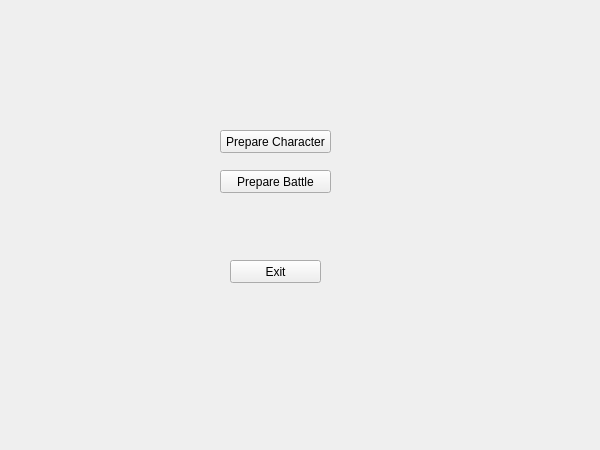
Above: GCS-GUI/mainwindow.ui from PajTajster/GCS-GUI before the change. Below: the same form after it.
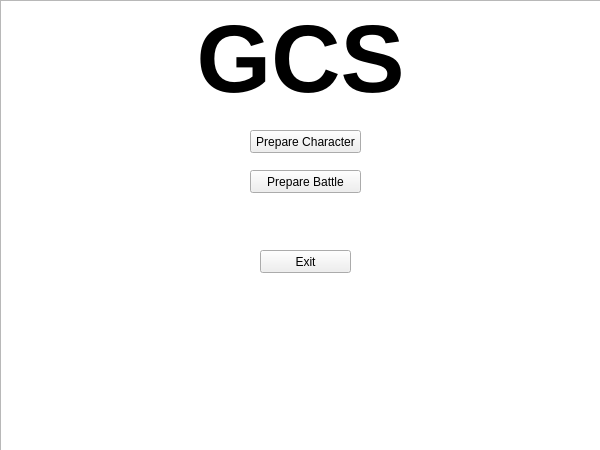
That is the form after the change. The open tabs and pages were chosen to show the change.

What changed in the file:
```diff
--- a/GCS-GUI/mainwindow.ui
+++ b/GCS-GUI/mainwindow.ui
@@ -42,7 +42,7 @@
      <widget class="QPushButton" name="prepareCharacterButton">
       <property name="geometry">
        <rect>
-        <x>220</x>
+        <x>250</x>
         <y>130</y>
         <width>111</width>
         <height>23</height>
@@ -55,8 +55,8 @@
      <widget class="QPushButton" name="exitButton">
       <property name="geometry">
        <rect>
-        <x>230</x>
-        <y>260</y>
+        <x>260</x>
+        <y>250</y>
         <width>91</width>
         <height>23</height>
        </rect>
@@ -68,7 +68,7 @@
      <widget class="QPushButton" name="prepareBattleButton">
       <property name="geometry">
        <rect>
-        <x>220</x>
+        <x>250</x>
         <y>170</y>
         <width>111</width>
         <height>23</height>
@@ -78,6 +78,30 @@
        <string>Prepare Battle</string>
       </property>
      </widget>
+     <widget class="QTextEdit" name="textEdit_2">
+      <property name="geometry">
+       <rect>
+        <x>0</x>
+        <y>0</y>
+        <width>601</width>
+        <height>451</height>
+       </rect>
+      </property>
+      <property name="html">
+       <string>&lt;!DOCTYPE HTML PUBLIC &quot;-//W3C//DTD HTML 4.0//EN&quot; &quot;http://www.w3.org/TR/REC-html40/strict.dtd&quot;&gt;
+&lt;html&gt;&lt;head&gt;&lt;meta name=&quot;qrichtext&quot; content=&quot;1&quot; /&gt;&lt;style type=&quot;text/css&quot;&gt;
+p, li { white-space: pre-wrap; }
+&lt;/style&gt;&lt;/head&gt;&lt;body style=&quot; font-family:'MS Shell Dlg 2'; font-size:8.25pt; font-weight:400; font-style:normal;&quot;&gt;
+&lt;p align=&quot;center&quot; style=&quot; margin-top:0px; margin-bottom:0px; margin-left:0px; margin-right:0px; -qt-block-indent:0; text-indent:0px;&quot;&gt;&lt;span style=&quot; font-size:72pt; font-weight:600;&quot;&gt;GCS&lt;/span&gt;&lt;/p&gt;&lt;/body&gt;&lt;/html&gt;</string>
+      </property>
+      <property name="textInteractionFlags">
+       <set>Qt::NoTextInteraction</set>
+      </property>
+     </widget>
+     <zorder>textEdit_2</zorder>
+     <zorder>prepareCharacterButton</zorder>
+     <zorder>exitButton</zorder>
+     <zorder>prepareBattleButton</zorder>
     </widget>
     <widget class="QWidget" name="playerCreationMenu">
      <widget class="QWidget" name="verticalLayoutWidget">
```
Left out of the diff: 2 changed lines with no effect on the pictures.
